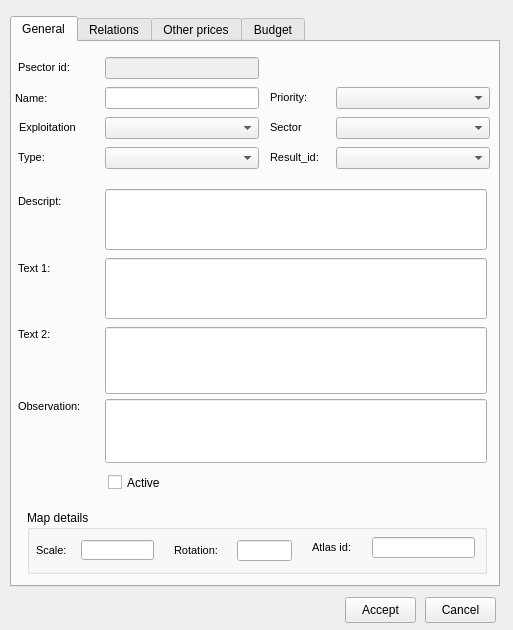
Above: ui/plan_psector.ui from Giswater/giswater_qgis_plugin before the change. Below: the same form after it.
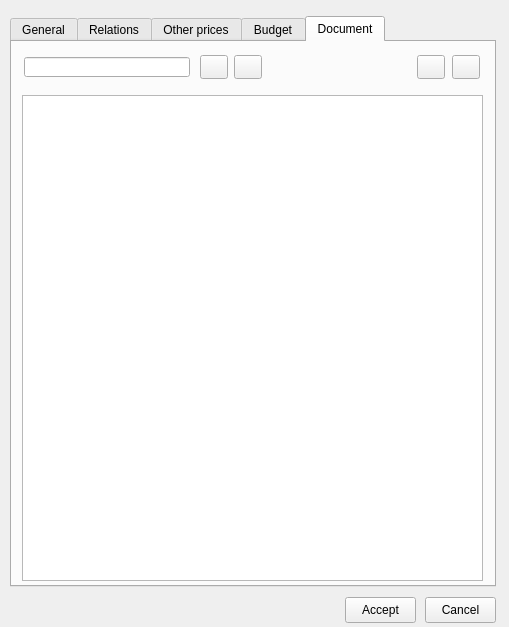
That is the form after the change. The open tabs and pages were chosen to show the change. Icons and pictures are not drawn.

The edit to the form file:
```diff
--- a/ui/plan_psector.ui
+++ b/ui/plan_psector.ui
@@ -6,8 +6,8 @@
    <rect>
     <x>0</x>
     <y>0</y>
-    <width>513</width>
-    <height>630</height>
+    <width>509</width>
+    <height>627</height>
    </rect>
   </property>
   <property name="windowTitle">
@@ -18,7 +18,7 @@
     <rect>
      <x>10</x>
      <y>16</y>
-     <width>490</width>
+     <width>486</width>
      <height>571</height>
     </rect>
    </property>
@@ -364,7 +364,7 @@
     <widget class="QComboBox" name="sector_id">
      <property name="geometry">
       <rect>
-       <x>324</x>
+       <x>320</x>
        <y>75</y>
        <width>154</width>
        <height>22</height>
@@ -405,7 +405,7 @@
     <widget class="QComboBox" name="priority">
      <property name="geometry">
       <rect>
-       <x>324</x>
+       <x>320</x>
        <y>45</y>
        <width>154</width>
        <height>22</height>
@@ -637,7 +637,7 @@
     <widget class="QComboBox" name="result_id">
      <property name="geometry">
       <rect>
-       <x>324</x>
+       <x>320</x>
        <y>105</y>
        <width>154</width>
        <height>22</height>
@@ -1630,6 +1630,102 @@
      </property>
     </widget>
    </widget>
+   <widget class="QWidget" name="tab_2">
+    <attribute name="title">
+     <string>Document</string>
+    </attribute>
+    <widget class="QPushButton" name="btn_doc_delete">
+     <property name="geometry">
+      <rect>
+       <x>222</x>
+       <y>13</y>
+       <width>28</width>
+       <height>24</height>
+      </rect>
+     </property>
+     <property name="text">
+      <string/>
+     </property>
+     <property name="icon">
+      <iconset>
+       <normaloff>../icons/112.png</normaloff>../icons/112.png</iconset>
+     </property>
+    </widget>
+    <widget class="QPushButton" name="btn_doc_new">
+     <property name="geometry">
+      <rect>
+       <x>405</x>
+       <y>13</y>
+       <width>28</width>
+       <height>24</height>
+      </rect>
+     </property>
+     <property name="text">
+      <string/>
+     </property>
+     <property name="icon">
+      <iconset>
+       <normaloff>../icons/34.png</normaloff>../icons/34.png</iconset>
+     </property>
+    </widget>
+    <widget class="QPushButton" name="btn_doc_insert">
+     <property name="geometry">
+      <rect>
+       <x>188</x>
+       <y>13</y>
+       <width>28</width>
+       <height>24</height>
+      </rect>
+     </property>
+     <property name="text">
+      <string/>
+     </property>
+     <property name="icon">
+      <iconset>
+       <normaloff>../icons/111.png</normaloff>../icons/111.png</iconset>
+     </property>
+    </widget>
+    <widget class="QPushButton" name="btn_open_doc">
+     <property name="geometry">
+      <rect>
+       <x>440</x>
+       <y>13</y>
+       <width>28</width>
+       <height>24</height>
+      </rect>
+     </property>
+     <property name="text">
+      <string/>
+     </property>
+     <property name="icon">
+      <iconset>
+       <normaloff>../icons/170.png</normaloff>../icons/170.png</iconset>
+     </property>
+    </widget>
+    <widget class="QTableView" name="tbl_document">
+     <property name="enabled">
+      <bool>true</bool>
+     </property>
+     <property name="geometry">
+      <rect>
+       <x>10</x>
+       <y>53</y>
+       <width>461</width>
+       <height>486</height>
+      </rect>
+     </property>
+    </widget>
+    <widget class="QLineEdit" name="doc_id">
+     <property name="geometry">
+      <rect>
+       <x>12</x>
+       <y>15</y>
+       <width>166</width>
+       <height>20</height>
+      </rect>
+     </property>
+    </widget>
+   </widget>
   </widget>
   <widget class="QPushButton" name="btn_accept">
    <property name="geometry">
```
Left out of the diff: 6 changed lines with no effect on the pictures.
